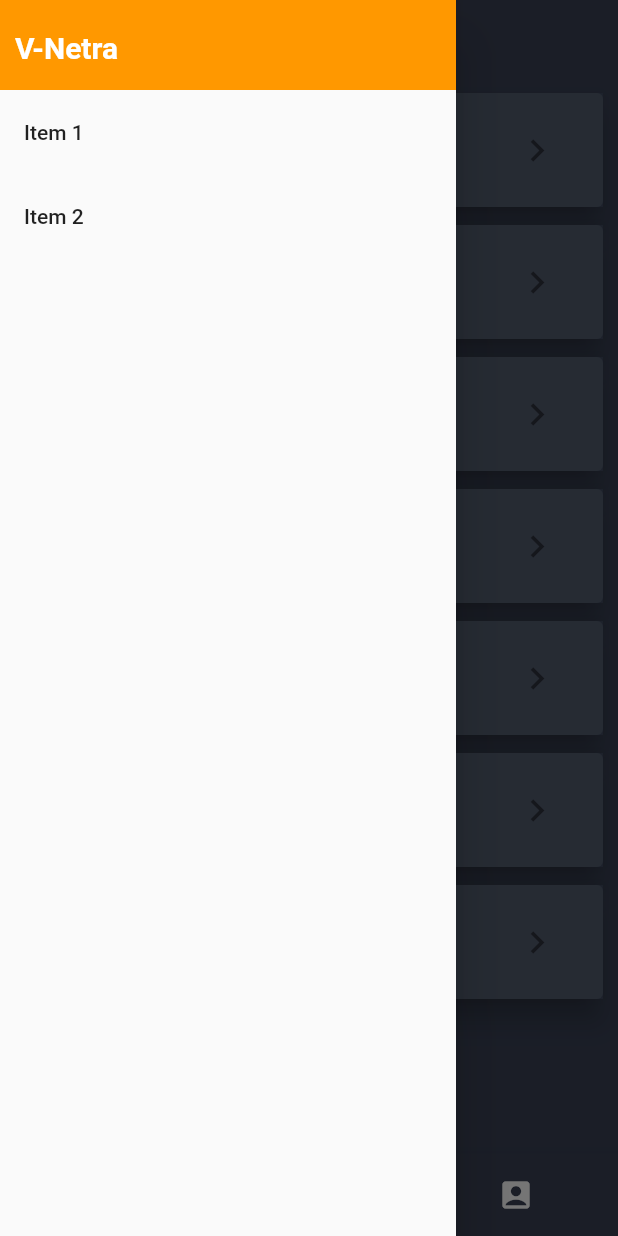
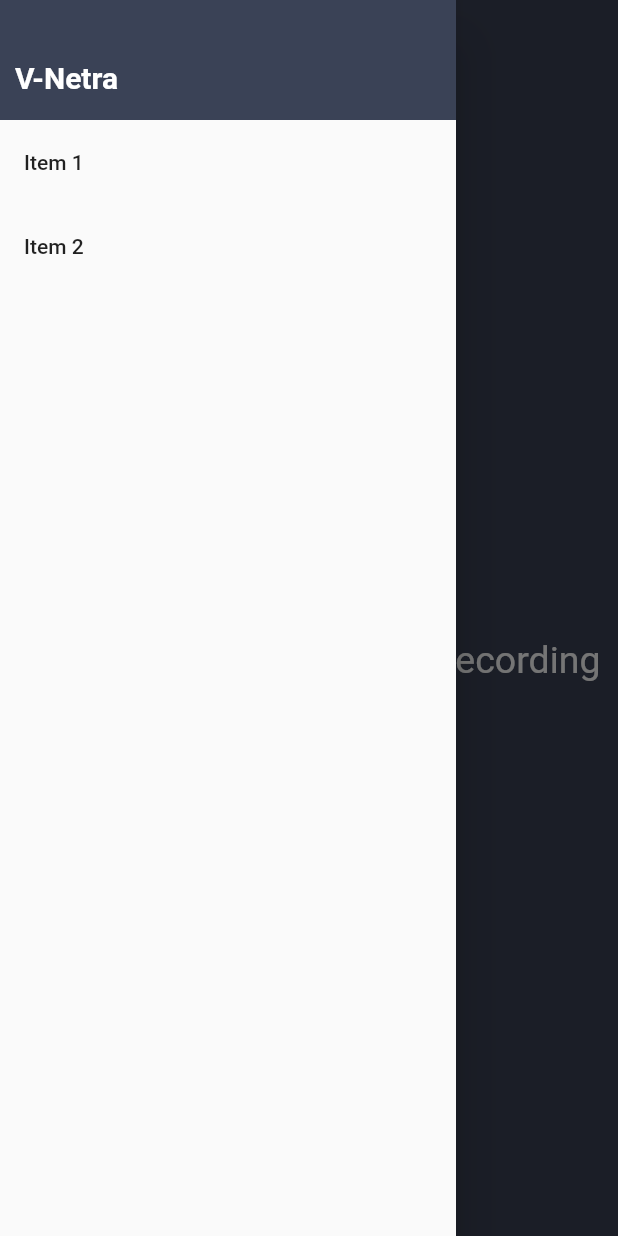
Before and after one commit to arunjaswal2002/V-Netra, a Flutter app: the screen it shows after launch, with the side drawer open, on a phone screen of 412 x 824 dp. Run offline on Flutter 3.47's test engine with Material 2 defaults, Android fonts, the phone set to English and light mode, and no system bars; drawn by our look-alikes of avatar_glow; our stand-ins replace camera, geolocator, image_picker, permission_handler, speech_to_text; missing offline and left inert: google_mlkit_text_recognition, maps_launcher, tflite; project files that could hold a hidden picture were left out.

Commit message:
Added Voice assistant

```diff
--- a/lib/main.dart
+++ b/lib/main.dart
@@ -20,7 +20,6 @@ class MyApp extends StatelessWidget {
       debugShowCheckedModeBanner: false,
       theme: ThemeData(
         primarySwatch: Colors.orange,
-        visualDensity: VisualDensity.adaptivePlatformDensity,
       ),
       home: HomePage(cameras),
     );
--- a/lib/screens/HomePage.dart
+++ b/lib/screens/HomePage.dart
@@ -1,97 +1,154 @@
 import 'package:camera/camera.dart';
 import 'package:flutter/material.dart';
+import 'package:v_netra/main.dart';
+import '/screens/Entertainment/EntertainmentScreen.dart';
 import '/screens/OBjectDetection/objectDetectionScreen.dart';
 import './ImageCaptioning.dart/ImageCaptioningScreen.dart';
-import '/widgets/serviceCard.dart';
 import '../widgets/Mydrawer.dart';
+import 'package:avatar_glow/avatar_glow.dart';
+import 'package:speech_to_text/speech_to_text.dart';
 import './OCR/OCRScreen.dart';
 import './Location/LocationScreen.dart';
 
-class HomePage extends StatelessWidget {
-  // const Homepage({super.key});
+class HomePage extends StatefulWidget {
   List<CameraDescription> cameras;
   HomePage(this.cameras);
-  static const route = '/home-page';
-  final makeBottom = Container(
-    height: 55.0,
-    child: BottomAppBar(
-      color: Color.fromRGBO(58, 66, 86, 1.0),
-      child: Row(
-        mainAxisAlignment: MainAxisAlignment.spaceEvenly,
-        children: <Widget>[
-          IconButton(
-            icon: Icon(Icons.home, color: Colors.white),
-            onPressed: () {},
-          ),
-          IconButton(
-            icon: Icon(Icons.blur_on, color: Colors.white),
-            onPressed: () {},
-          ),
-          IconButton(
-            icon: Icon(Icons.hotel, color: Colors.white),
-            onPressed: () {},
-          ),
-          IconButton(
-            icon: Icon(Icons.account_box, color: Colors.white),
-            onPressed: () {},
-          )
-        ],
-      ),
-    ),
-  );
+  @override
+  State<HomePage> createState() => _HomePageState();
+}
+
+class _HomePageState extends State<HomePage> {
+  var text = "Hold the button and start recording";
+  var isListening = false;
+  SpeechToText speectToText = SpeechToText();
   final topAppBar = AppBar(
     elevation: 0.1,
+    centerTitle: true,
     backgroundColor: const Color.fromRGBO(58, 66, 86, 1.0),
     title: const Text(
       'V-netra',
       style: TextStyle(color: Colors.white),
     ),
   );
+
   @override
   Widget build(BuildContext context) {
     return Scaffold(
+      floatingActionButtonLocation: FloatingActionButtonLocation.centerFloat,
+      floatingActionButton: AvatarGlow(
+        endRadius: 100,
+        animate: isListening,
+        glowColor: Colors.black,
+        repeatPauseDuration: const Duration(microseconds: 1000),
+        repeat: true,
+        showTwoGlows: true,
+        child: GestureDetector(
+          onTapDown: (details) async {
+            var available = await speectToText.initialize();
+            setState(() {
+              if (!isListening) {
+                if (available) {
+                  setState(() {
+                    isListening = true;
+                    speectToText.listen(onResult: (result) {
+                      setState(() {
+                        text = result.recognizedWords;
+                        text = text.toLowerCase();
+                      });
+                    });
+                  });
+                }
+              }
+            });
+          },
+          onTapUp: (details) {
+            setState(() {
+              isListening = false;
+            });
+            speectToText.stop();
+            if (text != "") {
+              if (text.contains("ocr")) {
+                Navigator.of(context)
+                    .push(MaterialPageRoute(builder: (context) => OCRScreen()));
+              } else if (text.contains("location")) {
+                Navigator.of(context).push(
+                    MaterialPageRoute(builder: (context) => LocationScreen()));
+              } else if (text.contains("entertainment")) {
+                Navigator.of(context).push(MaterialPageRoute(
+                    builder: (context) => EntertainmentScreen()));
+              } else if (text.contains("image") ||
+                  text.contains("captioning") ||
+                  text.contains("image captioning")) {
+                Navigator.of(context).push(
+                    MaterialPageRoute(builder: (context) => ImageCaptioning()));
+              } else if (text.contains("object") ||
+                  text.contains("detection") ||
+                  text.contains("object detection")) {
+                Navigator.of(context).push(MaterialPageRoute(
+                    builder: (context) => ObjectDetectionScreen(cameras)));
+              } else if (text.contains("ocr hindi")) {
+                //      Navigator.of(context).push(MaterialPageRoute(
+                // builder: (context) =>));
+              }
+            }
+          },
+          child: const CircleAvatar(
+              backgroundColor: Colors.red,
+              radius: 35,
+              child: Icon(
+                Icons.mic,
+                color: Colors.white,
+              )),
+        ),
+      ),
       backgroundColor: const Color.fromRGBO(58, 66, 86, 1.0),
-      drawer: MyDrawer(),
+      drawer: const MyDrawer(),
       appBar: topAppBar,
-      bottomNavigationBar: makeBottom,
-      body: Container(
-        child: ListView(
-          scrollDirection: Axis.vertical,
-          shrinkWrap: true,
-          children: [
-            ServiceCard(
-                const Icon(
-                  Icons.face_outlined,
-                  color: Colors.white,
-                ),
-                'Face Recognition',
-                () {}),
-            ServiceCard(
-                Icon(Icons.image_outlined),
-                'Image Captioning',
-                () => Navigator.of(context).push(MaterialPageRoute(
-                    builder: (context) => ImageCaptioning()))),
-            ServiceCard(
-                Icon(Icons.image_outlined),
-                'OCR',
-                () => Navigator.of(context).push(
-                    MaterialPageRoute(builder: (context) => OCRScreen()))),
-            ServiceCard(
-                Icon(Icons.image_outlined),
-                'Location Sharing',
-                () => Navigator.of(context).push(
-                    MaterialPageRoute(builder: (context) => LocationScreen()))),
-            ServiceCard(Icon(Icons.image_outlined), 'Entertainment', () {}),
-            ServiceCard(Icon(Icons.image_outlined), 'Reminder', () {}),
-            ServiceCard(
-
-                Icon(Icons.image_outlined),
-                'Object Detection',
-                () => Navigator.of(context).push(MaterialPageRoute(
-                    builder: (context) => ObjectDetectionScreen(cameras)))),
-          ],
+      body: Center(
+        child: Text(
+          text,
+          style: const TextStyle(color: Colors.white, fontSize: 25),
         ),
       ),
     );
   }
 }
+
+// Container(
+//         child: ListView(
+//           scrollDirection: Axis.vertical,
+//           shrinkWrap: true,
+//           children: [
+//             ServiceCard(
+//                 const Icon(
+//                   Icons.face_outlined,
+//                   color: Colors.white,
+//                 ),
+//                 'Face Recognition',
+//                 () {}),
+//             ServiceCard(
+//                 Icon(Icons.image_outlined),
+//                 'Image Captioning',
+//                 () => Navigator.of(context).push(MaterialPageRoute(
+//                     builder: (context) => ImageCaptioning()))),
+//             ServiceCard(
+//                 Icon(Icons.image_outlined),
+//                 'OCR',
+//                 () => Navigator.of(context).push(
+//                     MaterialPageRoute(builder: (context) => OCRScreen()))),
+//             ServiceCard(
+//                 Icon(Icons.image_outlined),
+//                 'Location Sharing',
+//                 () => Navigator.of(context).push(
+//                     MaterialPageRoute(builder: (context) => LocationScreen()))),
+//             ServiceCard(Icon(Icons.image_outlined), 'Entertainment', () {}),
+//             ServiceCard(Icon(Icons.image_outlined), 'Reminder', () {}),
+//             ServiceCard(
+
+//                 Icon(Icons.image_outlined),
+//                 'Object Detection',
+//                 () => Navigator.of(context).push(MaterialPageRoute(
+//                     builder: (context) => ObjectDetectionScreen(cameras)))),
+//           ],
+//         ),
+//       ),
--- a/lib/screens/Location/LocationScreen.dart
+++ b/lib/screens/Location/LocationScreen.dart
@@ -34,7 +34,7 @@ class _LocationScreenState extends State<LocationScreen> {
   Widget build(BuildContext context) {
     return Scaffold(
         appBar: AppBar(
-          title: Text('My Location'),
+          title: const Text('My Location'),
         ),
         body: Container(
           width: double.infinity,
@@ -75,7 +75,7 @@ class _LocationScreenState extends State<LocationScreen> {
                   launch(
                       "https://wa.me/$phoneNumber?text=My%20live%20location:%20https://www.google.com/maps?q=$position,$position");
                 },
-                child: Text('Share Location with family'),
+                child: const Text('Share Location with family'),
               )
             ],
           ),
--- a/lib/screens/OCR/resultScreen.dart
+++ b/lib/screens/OCR/resultScreen.dart
@@ -11,7 +11,7 @@ class ResultScreen extends StatelessWidget {
           title: const Text('Result'),
         ),
         body: Container(
-          margin: EdgeInsets.all(10),
+          margin: const EdgeInsets.all(10),
           decoration: BoxDecoration(border: Border.all(color: Colors.black)),
           padding: const EdgeInsets.all(30.0),
           width: double.infinity,
--- a/lib/widgets/Mydrawer.dart
+++ b/lib/widgets/Mydrawer.dart
@@ -10,14 +10,19 @@ class MyDrawer extends StatelessWidget {
       padding: EdgeInsets.zero,
       children: [
         Container(
-            height: 60,
+            height: 80,
             padding: const EdgeInsets.only(left: 10, top: 20),
-            decoration: const BoxDecoration(color: Colors.orange),
-            child: const Text('V-Netra',
-                style: TextStyle(
-                    fontSize: 20,
-                    color: Colors.white,
-                    fontWeight: FontWeight.bold))),
+            decoration: const BoxDecoration(
+              color: Color.fromRGBO(58, 66, 86, 1.0),
+            ),
+            child: Container(
+              margin: const EdgeInsets.only(top: 20),
+              child: const Text('V-Netra',
+                  style: TextStyle(
+                      fontSize: 20,
+                      color: Colors.white,
+                      fontWeight: FontWeight.bold)),
+            )),
         ListTile(
           title: const Text('Item 1'),
           onTap: () {
--- a/pubspec.yaml
+++ b/pubspec.yaml
@@ -50,7 +50,10 @@ dependencies:
   tflite: ^1.1.1
   http: ^0.13.5
   image_picker: ^0.8.7
-  firebase_ml_vision: 0.9.2+1
+  avatar_glow: ^2.0.2
+  speech_to_text: ^6.1.1
+
+  # alan_voice: 3.0.0
 
 
 
```
Also changed, not shown: lib/screens/Entertainment/EntertainmentScreen.dart (+14 -0 lines), lib/screens/ImageCaptioning.dart/ImageCaptioningScreen.dart (+4 -5 lines), lib/screens/OBjectDetection/objectDetectionScreen.dart (+5 -8 lines), pubspec.lock, 4 other files.
